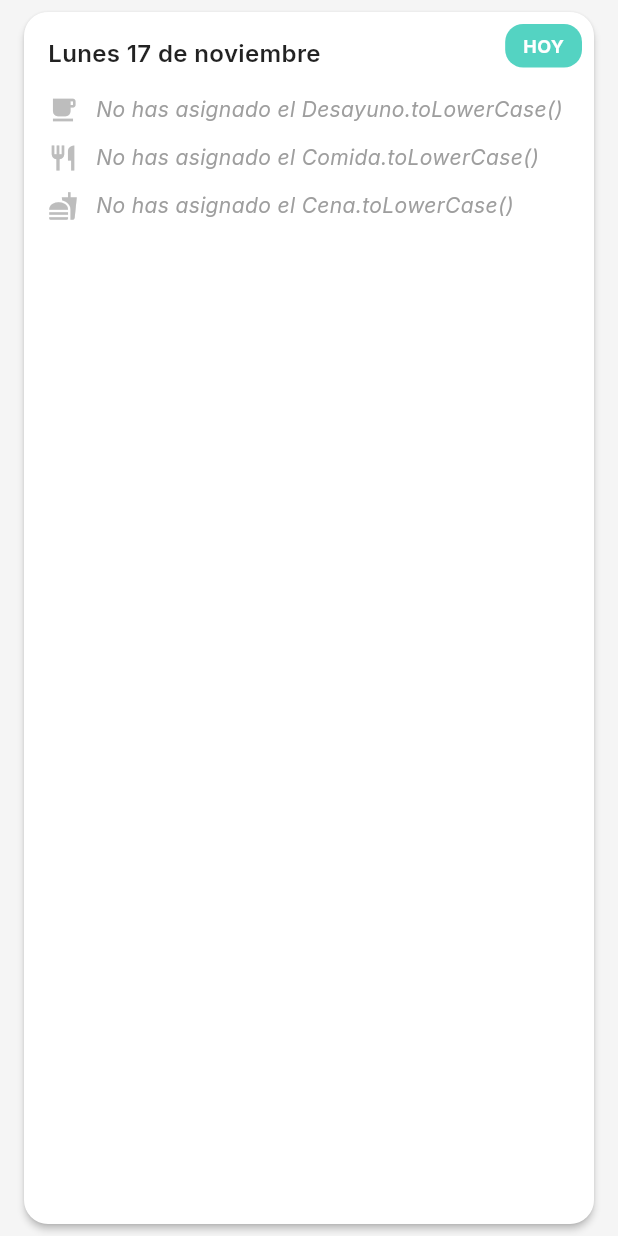
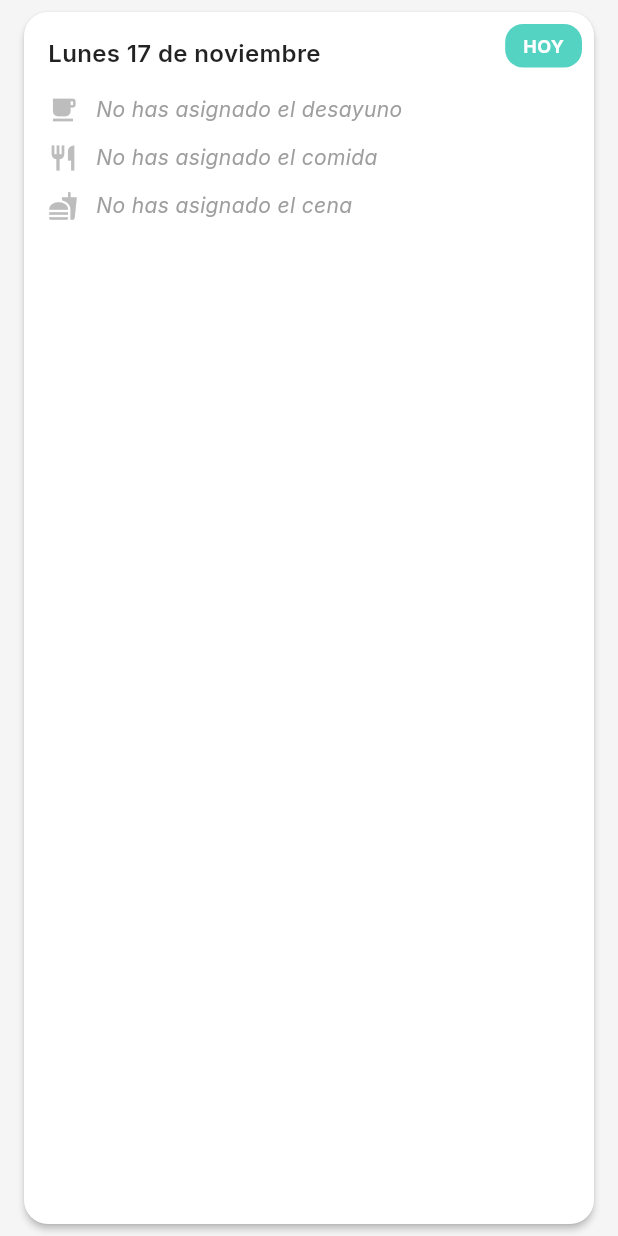
Before and after one commit to judev-jbg/menu-manager, a Flutter app: the MealCard widget shown alone on an empty page, opened directly with empty values, on a phone screen of 412 x 824 dp. Run offline on Flutter 3.47's test engine with Material 3 defaults, Android fonts, the phone set to English and light mode, and no system bars; drawn by our look-alikes of flutter_slidable; our stand-ins replace google_fonts, sqflite; accounts and stored records are empty.

Commit message:
fix: correct string interpolation for meal labels
Fixed syntax error where .toLowerCase() was being displayed as literal text instead of being executed. Changed from $label.toLowerCase() to ${label.toLowerCase()} to properly interpolate the method call.

```diff
--- a/lib/widgets/meal_card.dart
+++ b/lib/widgets/meal_card.dart
@@ -151,7 +151,7 @@ class MealCard extends StatelessWidget {
   }) {
     final hasValue = value != null && value.isNotEmpty;
     final displayText =
-        hasValue ? value : 'No has asignado el $label.toLowerCase()';
+        hasValue ? value : 'No has asignado el ${label.toLowerCase()}';
 
     return Row(
       crossAxisAlignment: CrossAxisAlignment.start,
```
